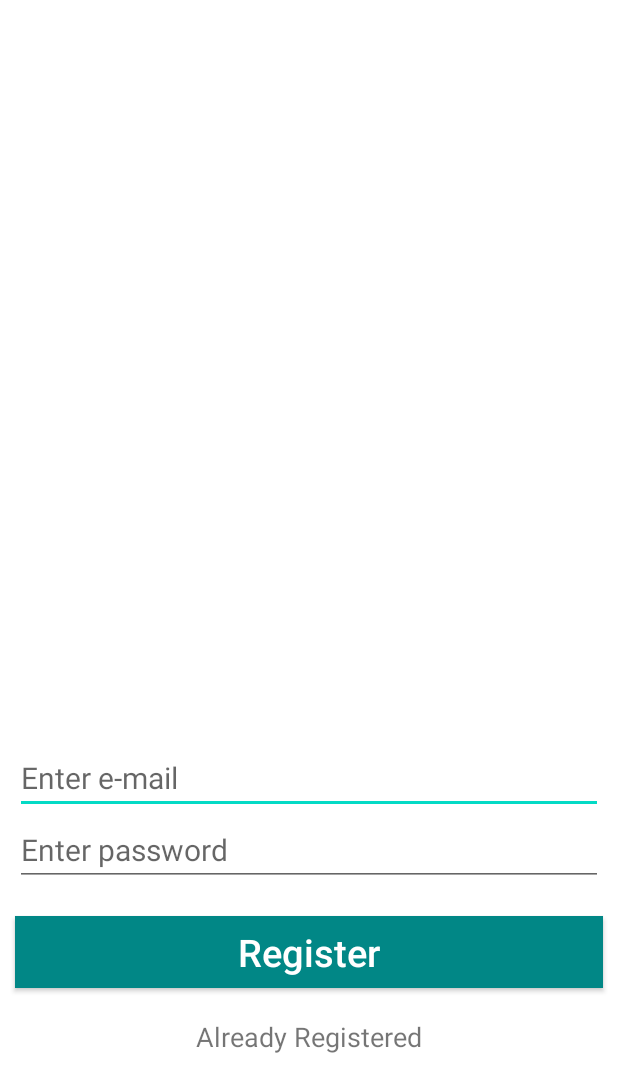
After one commit to chigov2/Movie45, an Android app: the RegisterActivity screen opened directly, with no data from a screen before it, on a phone screen of 412 x 824 dp. The commit adds this screen. Shown: the top 1092 px of the screen. Run offline under Robolectric (Android 15) with nearby library versions, the phone set to English and light mode, and no system bars.

Commit message:
authentication + Login and register

```diff
--- a/app/src/main/AndroidManifest.xml
+++ b/app/src/main/AndroidManifest.xml
@@ -10,6 +10,12 @@
         android:supportsRtl="true"
         android:theme="@style/Theme.Movie45">
         <activity
+            android:name=".RegisterActivity"
+            android:exported="false" />
+        <activity
+            android:name=".LoginActivity"
+            android:exported="false" />
+        <activity
             android:name=".MainActivity"
             android:exported="true">
             <intent-filter>
--- /dev/null
+++ b/app/src/main/java/techmarket/uno/movie45/RegisterActivity.java
@@ -0,0 +1,24 @@
+package techmarket.uno.movie45;
+
+import androidx.appcompat.app.AppCompatActivity;
+
+import android.content.Intent;
+import android.os.Bundle;
+import android.view.View;
+
+import java.util.Objects;
+
+public class RegisterActivity extends AppCompatActivity {
+
+    @Override
+    protected void onCreate(Bundle savedInstanceState) {
+        super.onCreate(savedInstanceState);
+        setContentView(R.layout.activity_register);
+        Objects.requireNonNull(getSupportActionBar()).hide();
+    }
+
+    public void onClickAlreadyRegistered(View view) {
+        Intent intent = new Intent(this, LoginActivity.class);
+        startActivity(intent);
+    }
+}
--- /dev/null
+++ b/app/src/main/res/layout/activity_register.xml
@@ -0,0 +1,79 @@
+<?xml version="1.0" encoding="utf-8"?>
+<androidx.constraintlayout.widget.ConstraintLayout xmlns:android="http://schemas.android.com/apk/res/android"
+    xmlns:app="http://schemas.android.com/apk/res-auto"
+    xmlns:tools="http://schemas.android.com/tools"
+    android:layout_width="match_parent"
+    android:layout_height="match_parent"
+    tools:context=".RegisterActivity">
+
+    <androidx.appcompat.widget.AppCompatButton
+        android:id="@+id/buttonRegister"
+        android:layout_width="0dp"
+        android:layout_height="wrap_content"
+        android:layout_marginLeft="@dimen/margin_button"
+        android:layout_marginTop="20dp"
+        android:layout_marginRight="@dimen/margin_button"
+        android:background="@color/design_default_color_secondary_variant"
+        android:text="@string/register"
+        android:textAllCaps="false"
+        android:textColor="@color/white"
+        android:textColorHint="@color/white"
+        android:textSize="@dimen/text_size"
+        app:layout_constraintEnd_toEndOf="parent"
+        app:layout_constraintHorizontal_bias="0.842"
+        app:layout_constraintStart_toStartOf="parent"
+        app:layout_constraintTop_toBottomOf="@+id/editTextTextPassword" />
+
+    <androidx.constraintlayout.widget.Guideline
+        android:id="@+id/guideline2"
+        android:layout_width="wrap_content"
+        android:layout_height="wrap_content"
+        android:orientation="horizontal"
+        app:layout_constraintGuide_percent="0.6" />
+
+    <EditText
+        android:id="@+id/editTextTextEmailAddress"
+        android:layout_width="0dp"
+        android:layout_height="wrap_content"
+        android:layout_marginStart="@dimen/margin_button"
+        android:layout_marginEnd="@dimen/margin_button"
+        android:ems="10"
+        android:hint="@string/enter_e_mail"
+        android:inputType="textEmailAddress"
+        android:minHeight="48dp"
+        android:textSize="@dimen/text_size20"
+        app:layout_constraintEnd_toEndOf="parent"
+        app:layout_constraintStart_toStartOf="parent"
+        app:layout_constraintTop_toTopOf="@+id/guideline2"
+        tools:ignore="SpeakableTextPresentCheck" />
+
+    <EditText
+        android:id="@+id/editTextTextPassword"
+        android:layout_width="0dp"
+        android:layout_height="wrap_content"
+        android:layout_marginStart="@dimen/margin_button"
+        android:layout_marginEnd="@dimen/margin_button"
+        android:ems="10"
+        android:hint="@string/enter_password"
+        android:inputType="textPassword"
+        android:minHeight="48dp"
+        android:textSize="@dimen/text_size20"
+        app:layout_constraintEnd_toEndOf="parent"
+        app:layout_constraintStart_toStartOf="parent"
+        app:layout_constraintTop_toBottomOf="@+id/editTextTextEmailAddress"
+        tools:ignore="SpeakableTextPresentCheck" />
+
+    <TextView
+        android:id="@+id/textViewAlreadyRegistered"
+        android:layout_width="wrap_content"
+        android:layout_height="wrap_content"
+        android:layout_marginTop="@dimen/text_size20"
+        android:minHeight="48dp"
+        android:onClick="onClickAlreadyRegistered"
+        android:text="@string/already_registered"
+        android:textSize="18sp"
+        app:layout_constraintEnd_toEndOf="parent"
+        app:layout_constraintStart_toStartOf="parent"
+        app:layout_constraintTop_toBottomOf="@+id/buttonRegister" />
+
+</androidx.constraintlayout.widget.ConstraintLayout>
--- /dev/null
+++ b/app/src/main/res/values/dimens.xml
@@ -0,0 +1,6 @@
+<?xml version="1.0" encoding="utf-8"?>
+<resources>
+    <dimen name="margin_button">10dp</dimen>
+    <dimen name="text_size">25sp</dimen>
+    <dimen name="text_size20">20sp</dimen>
+</resources>
--- a/app/src/main/res/values/strings.xml
+++ b/app/src/main/res/values/strings.xml
@@ -2,4 +2,11 @@
     <string name="app_name">Movie45</string>
     <string name="nav_open">Open</string>
     <string name="nav_close">Close</string>
+    <string name="enter_e_mail">Enter e-mail</string>
+    <string name="enter_password">Enter password</string>
+    <string name="register">Register</string>
+    <string name="already_registered">Already Registered</string>
+    <string name="login_text">Login</string>
+    <string name="not_registered">Not Registered</string>
+
 </resources>
```
Also changed, not shown: app/src/main/java/techmarket/uno/movie45/LoginActivity.java (added, +24 -0 lines), app/src/main/res/layout/activity_login.xml (added, +79 -0 lines).
